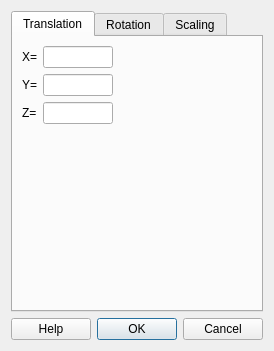
Above: src/libengrid/guitransform.ui from enGits/engrid before the change. Below: the same form after it.
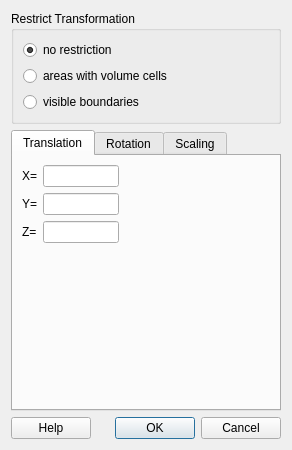
That is the form after the change. The open tabs and pages were chosen to show the change. Icons and pictures are not drawn.

Commit message: added possibility to restrict transformations to certain nodes/elements

What changed in the file:
```diff
--- a/src/libengrid/guitransform.ui
+++ b/src/libengrid/guitransform.ui
@@ -1,12 +1,12 @@
 <ui version="4.0" >
  <class>GuiTransform</class>
- <widget class="QDialog" name="GuiTransform" >
-  <property name="geometry" >
+ <widget class="QDialog" name="GuiTransform">
+  <property name="geometry">
    <rect>
     <x>0</x>
     <y>0</y>
-    <width>268</width>
-    <height>351</height>
+    <width>292</width>
+    <height>450</height>
    </rect>
   </property>
   <property name="minimumSize" >
@@ -24,14 +24,45 @@
   </property>
   <layout class="QVBoxLayout" name="verticalLayout_2" >
    <item>
-    <layout class="QVBoxLayout" name="verticalLayout" >
+    <widget class="QGroupBox" name="groupBox">
+     <property name="title">
+      <string>Restrict Transformation</string>
+     </property>
+     <layout class="QVBoxLayout" name="verticalLayout">
      <item>
-      <widget class="QTabWidget" name="tabWidget" >
-       <property name="currentIndex" >
-        <number>2</number>
-       </property>
-       <widget class="QWidget" name="tab" >
-        <attribute name="title" >
+       <widget class="QRadioButton" name="radioButtonNoRestriction">
+        <property name="text">
+         <string>no restriction</string>
+        </property>
+        <property name="checked">
+         <bool>true</bool>
+        </property>
+       </widget>
+      </item>
+      <item>
+       <widget class="QRadioButton" name="radioButtonVolumeAreas">
+        <property name="text">
+         <string>areas with volume cells</string>
+        </property>
+       </widget>
+      </item>
+      <item>
+       <widget class="QRadioButton" name="radioButtonVisibleBoundaries">
+        <property name="text">
+         <string>visible boundaries</string>
+        </property>
+       </widget>
+      </item>
+     </layout>
+    </widget>
+   </item>
+   <item>
+    <widget class="QTabWidget" name="tabWidget">
+     <property name="currentIndex">
+      <number>0</number>
+     </property>
+     <widget class="QWidget" name="tab">
+      <attribute name="title">
          <string>Translation</string>
         </attribute>
         <layout class="QGridLayout" name="gridLayout" >
@@ -42,12 +73,12 @@
            </property>
           </widget>
          </item>
-         <item row="0" column="1" >
-          <widget class="QLineEdit" name="lineEdit_Translation_X" />
-         </item>
-         <item row="0" column="3" >
-          <spacer name="horizontalSpacer" >
-           <property name="orientation" >
+       <item row="0" column="1">
+        <widget class="QLineEdit" name="lineEdit_Translation_X"/>
+       </item>
+       <item row="0" column="3">
+        <spacer name="horizontalSpacer">
+         <property name="orientation">
             <enum>Qt::Horizontal</enum>
            </property>
            <property name="sizeHint" stdset="0" >
@@ -65,22 +96,22 @@
            </property>
           </widget>
          </item>
-         <item row="1" column="1" >
-          <widget class="QLineEdit" name="lineEdit_Translation_Y" />
-         </item>
-         <item row="2" column="0" >
-          <widget class="QLabel" name="label_9" >
-           <property name="text" >
+       <item row="1" column="1">
+        <widget class="QLineEdit" name="lineEdit_Translation_Y"/>
+       </item>
+       <item row="2" column="0">
+        <widget class="QLabel" name="label_9">
+         <property name="text">
             <string>Z=</string>
            </property>
           </widget>
          </item>
-         <item row="2" column="1" >
-          <widget class="QLineEdit" name="lineEdit_Translation_Z" />
-         </item>
-         <item row="3" column="1" >
-          <spacer name="verticalSpacer" >
-           <property name="orientation" >
+       <item row="2" column="1">
+        <widget class="QLineEdit" name="lineEdit_Translation_Z"/>
+       </item>
+       <item row="3" column="1">
+        <spacer name="verticalSpacer">
+         <property name="orientation">
             <enum>Qt::Vertical</enum>
            </property>
            <property name="sizeHint" stdset="0" >
@@ -282,7 +313,7 @@
       </widget>
      </item>
      <item>
-      <layout class="QHBoxLayout" >
+    <layout class="QHBoxLayout">
        <item>
         <widget class="QPushButton" name="pushButtonHelp" >
          <property name="text" >
@@ -303,8 +334,6 @@
       </layout>
      </item>
     </layout>
-   </item>
-  </layout>
  </widget>
  <tabstops>
   <tabstop>pushButtonHelp</tabstop>
```
Left out of the diff: 241 changed lines with no effect on the pictures. Lines whose indentation alone changed are shown as unchanged. The commit also changes 1 other file.
